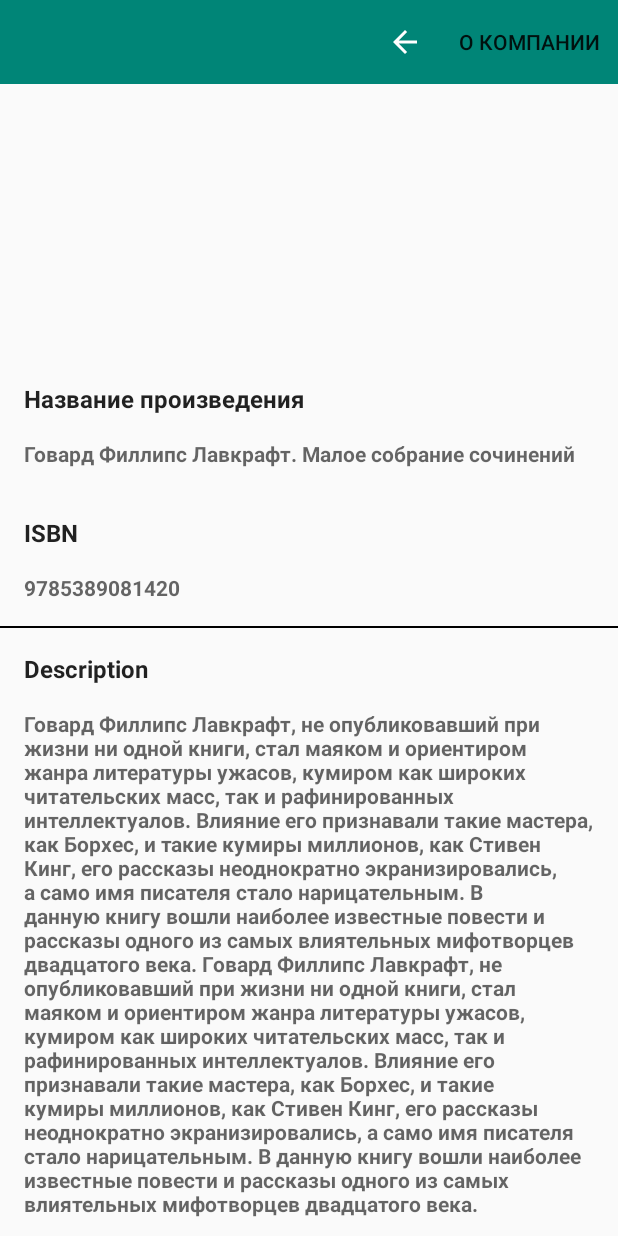
After one commit to CoderPants/IronWaterTestApp, an Android app: the ProductDescriptionFragment screen opened through its navigation route, on a phone screen of 412 x 824 dp. The commit adds this screen. Run offline under Robolectric (Android 15) with nearby library versions, the phone set to English and light mode, and no system bars; 2 statements that could not run were skipped.

Commit message:
Added navigation graph

```diff
--- a/app/src/main/java/com/ironwater/testapp/ui/activities/MainActivity.kt
+++ b/app/src/main/java/com/ironwater/testapp/ui/activities/MainActivity.kt
@@ -1,7 +1,9 @@
 package com.ironwater.testapp.ui.activities
 
 import android.os.Bundle
+import android.view.Menu
 import androidx.appcompat.app.AppCompatActivity
+import androidx.appcompat.widget.Toolbar
 import com.ironwater.testapp.R
 import com.ironwater.testapp.ui.fragments.ProductListFragment
 
@@ -11,12 +13,15 @@ class MainActivity : AppCompatActivity() {
         super.onCreate(savedInstanceState)
         setContentView(R.layout.activity_main)
 
-        redirectToFragment()
+        val toolbar : Toolbar = findViewById(R.id.main_toolbar)
+        toolbar.title = ""
+        setSupportActionBar(toolbar)
+        //redirectToFragment()
     }
-    private fun redirectToFragment() =
-        supportFragmentManager
-            .beginTransaction()
-            .replace(R.id.main_container, ProductListFragment())
-            .commit()
 
+    override fun onCreateOptionsMenu(menu: Menu?): Boolean {
+        //return super.onCreateOptionsMenu(menu)
+        menuInflater.inflate(R.menu.descriprion_menu, menu)
+        return true
+    }
 }
--- /dev/null
+++ b/app/src/main/java/com/ironwater/testapp/ui/fragments/ProductDescriptionFragment.kt
@@ -0,0 +1,33 @@
+package com.ironwater.testapp.ui.fragments
+
+import android.os.Bundle
+import android.util.Log
+import android.view.View
+import androidx.fragment.app.Fragment
+import androidx.lifecycle.Observer
+import androidx.lifecycle.ViewModelProvider
+import com.ironwater.testapp.R
+import com.ironwater.testapp.ui.activities.MainActivity
+import com.ironwater.testapp.utils.Constants
+import com.ironwater.testapp.viewmodel.MainViewModel
+
+class ProductDescriptionFragment : Fragment(R.layout.product_description_fragment) {
+
+    private lateinit var viewModel: MainViewModel
+
+    override fun onViewCreated(view: View, savedInstanceState: Bundle?) {
+        super.onViewCreated(view, savedInstanceState)
+
+        val id : Int? = arguments?.getInt("product")
+        Log.i(Constants.LOG_TAG, "Products in DESCRIPTION FRAGMENT : $id")
+
+        viewModel = ViewModelProvider(activity as MainActivity).get(MainViewModel::class.java)
+        //subscribeObservers()
+    }
+
+   /* private fun subscribeObservers() =
+        viewModel.getProducts().observe(viewLifecycleOwner, Observer { products ->
+
+            //Log.i(Constants.LOG_TAG, "Products in DESCRIPTION FRAGMENT : $products")
+        })*/
+}
--- a/app/src/main/java/com/ironwater/testapp/ui/fragments/ProductListFragment.kt
+++ b/app/src/main/java/com/ironwater/testapp/ui/fragments/ProductListFragment.kt
@@ -2,12 +2,13 @@ package com.ironwater.testapp.ui.fragments
 
 import android.os.Bundle
 import android.util.Log
-import android.view.LayoutInflater
-import android.view.View
-import android.view.ViewGroup
+import android.view.*
+import androidx.core.os.bundleOf
 import androidx.fragment.app.Fragment
 import androidx.lifecycle.Observer
 import androidx.lifecycle.ViewModelProvider
+import androidx.navigation.NavController
+import androidx.navigation.Navigation
 import androidx.recyclerview.widget.LinearLayoutManager
 import androidx.recyclerview.widget.RecyclerView
 import com.ironwater.testapp.R
@@ -24,8 +25,12 @@ class ProductListFragment : Fragment(R.layout.product_list_fragment) {
     private lateinit var viewModel : MainViewModel
     private val rvAdapter: ProductsAdapter = ProductsAdapter()
 
+    private lateinit var navController : NavController
+
     override fun onViewCreated(view: View, savedInstanceState: Bundle?) {
         super.onViewCreated(view, savedInstanceState)
+
+        navController = Navigation.findNavController(view)
 
         viewModel = ViewModelProvider(activity as MainActivity).get(MainViewModel::class.java)
 
@@ -33,12 +38,22 @@ class ProductListFragment : Fragment(R.layout.product_list_fragment) {
         subscribeObservers()
     }
 
-    private fun initRecyclerView() =
+    private fun initRecyclerView() {
+
+        rvAdapter.setCallBack(object : ProductsAdapter.RVCallBack{
+            override fun redirectToDescriptionFragment(productId: Int) {
+                val bundle = bundleOf("product" to productId)
+                navController
+                    .navigate(R.id.action_productListFragment_to_productDescriptionFragment, bundle)
+            }
+        })
+
         rv_for_products.apply {
             layoutManager = LinearLayoutManager(context)
             adapter = rvAdapter
             setHasFixedSize(true)
         }
+    }
 
 
     private fun subscribeObservers() =
@@ -59,4 +74,18 @@ class ProductListFragment : Fragment(R.layout.product_list_fragment) {
         val inputStream = resources.openRawResource(R.raw.products)
         viewModel.getDataFromFile(inputStream)
     }
+
+    override fun onOptionsItemSelected(item: MenuItem): Boolean =
+        when(item.itemId){
+        R.id.go_back_to_main -> {
+            activity!!.onBackPressed()
+            true
+        }
+        R.id.action_about_company -> {
+            Log.i(Constants.LOG_TAG, "About company")
+            false
+        }
+        else -> super.onOptionsItemSelected(item)
+    }
+
 }
--- a/app/src/main/java/com/ironwater/testapp/ui/rvadapters/ProductsAdapter.kt
+++ b/app/src/main/java/com/ironwater/testapp/ui/rvadapters/ProductsAdapter.kt
@@ -11,6 +11,7 @@ import kotlinx.android.synthetic.main.product_rv_element.view.*
 class ProductsAdapter : RecyclerView.Adapter<ProductsAdapter.ProductViewHolder>(){
 
     private val products : MutableList<Product> = ArrayList()
+    lateinit var callback : RVCallBack
 
     override fun onCreateViewHolder(parent: ViewGroup, viewType: Int): ProductViewHolder {
         val view = LayoutInflater
@@ -31,11 +32,23 @@ class ProductsAdapter : RecyclerView.Adapter<ProductsAdapter.ProductViewHolder>(
         notifyDataSetChanged()
     }
 
-    class ProductViewHolder (itemView: View) : RecyclerView.ViewHolder(itemView){
+    fun setCallBack(callback: RVCallBack){
+        this.callback = callback
+    }
+
+    inner class ProductViewHolder (itemView: View) : RecyclerView.ViewHolder(itemView){
 
         fun bind(product : Product){
             itemView.tv_for_product_id.text = product.id.toString()
             itemView.tv_for_product_name.text = product.title
+
+            itemView.setOnClickListener{
+                callback.redirectToDescriptionFragment(productId = product.id)
+            }
         }
     }
+
+    interface RVCallBack{
+        fun redirectToDescriptionFragment(productId : Int)
+    }
 }
--- /dev/null
+++ b/app/src/main/res/anim/fade_out.xml
@@ -0,0 +1,6 @@
+<set xmlns:android="http://schemas.android.com/apk/res/android">
+    <alpha
+        android:duration="@android:integer/config_mediumAnimTime"
+        android:fromAlpha="1.0"
+        android:toAlpha="0.0"/>
+</set>
--- a/app/src/main/res/layout/activity_main.xml
+++ b/app/src/main/res/layout/activity_main.xml
@@ -17,11 +17,24 @@
         app:layout_constraintStart_toStartOf="parent"
         app:layout_constraintEnd_toEndOf="parent"/>
 
-    <FrameLayout
+    <fragment
+        android:id="@+id/nav_host_fragment"
+        android:name="androidx.navigation.fragment.NavHostFragment"
+        android:layout_width="match_parent"
+        android:layout_height="wrap_content"
+        app:defaultNavHost="true"
+        app:navGraph = "@navigation/nav_graph"
+        app:layout_constraintEnd_toEndOf="parent"
+        app:layout_constraintStart_toStartOf="parent"
+        app:layout_constraintTop_toBottomOf="@+id/main_toolbar"
+        app:layout_constraintBottom_toBottomOf="parent"
+        />
+
+    <!--<FrameLayout
         android:id="@+id/main_container"
         android:layout_width="match_parent"
         android:layout_height="wrap_content"
         app:layout_constraintTop_toBottomOf="@+id/main_toolbar"
-        app:layout_constraintBottom_toBottomOf="parent"/>
+        app:layout_constraintBottom_toBottomOf="parent"/>-->
 
 </androidx.constraintlayout.widget.ConstraintLayout>
--- /dev/null
+++ b/app/src/main/res/layout/product_description_fragment.xml
@@ -0,0 +1,108 @@
+<?xml version="1.0" encoding="utf-8"?>
+<ScrollView
+    xmlns:android="http://schemas.android.com/apk/res/android"
+    xmlns:app="http://schemas.android.com/apk/res-auto"
+    android:layout_width="match_parent"
+    android:layout_height="match_parent"
+    android:layout_marginBottom="@dimen/rv_element_margin">
+
+    <androidx.constraintlayout.widget.ConstraintLayout
+        android:layout_width="match_parent"
+        android:layout_height="wrap_content">
+
+        <ImageView
+            android:id="@+id/iv_for_product_image"
+            android:layout_width="150dp"
+            android:layout_height="210dp"
+            app:layout_constraintEnd_toEndOf="parent"
+            app:layout_constraintStart_toStartOf="parent"
+            app:layout_constraintTop_toTopOf="parent" />
+
+        <TextView
+            android:id="@+id/description_fragment_tv_product_name"
+            android:layout_width="match_parent"
+            android:layout_height="wrap_content"
+            android:maxLines="2"
+            android:text="@string/product_name"
+            android:paddingTop="@dimen/rv_element_padding"
+            android:paddingStart="@dimen/rv_element_padding"
+            android:paddingEnd="@dimen/rv_element_padding"
+            android:textAppearance="@style/TextPrimary"
+            app:layout_constraintEnd_toEndOf="parent"
+            app:layout_constraintStart_toStartOf="parent"
+            app:layout_constraintTop_toBottomOf="@+id/iv_for_product_image" />
+
+        <TextView
+            android:id="@+id/description_fragment_tv_for_product_name"
+            android:layout_width="match_parent"
+            android:layout_height="wrap_content"
+            android:maxLines="2"
+            android:text="Говард Филлипс Лавкрафт. Малое собрание сочинений"
+            android:padding="@dimen/rv_element_padding"
+            android:textAppearance="@style/TextSecondary"
+            app:layout_constraintEnd_toEndOf="parent"
+            app:layout_constraintStart_toStartOf="parent"
+            app:layout_constraintTop_toBottomOf="@+id/description_fragment_tv_product_name" />
+
+        <TextView
+            android:id="@+id/description_fragment_tv_product_id"
+            android:layout_width="match_parent"
+            android:layout_height="wrap_content"
+            android:text="@string/product_id"
+            android:paddingTop="@dimen/rv_element_padding"
+            android:paddingStart="@dimen/rv_element_padding"
+            android:paddingEnd="@dimen/rv_element_padding"
+            android:textAppearance="@style/TextPrimary"
+            app:layout_constraintEnd_toEndOf="parent"
+            app:layout_constraintStart_toStartOf="parent"
+            app:layout_constraintTop_toBottomOf="@+id/description_fragment_tv_for_product_name" />
+
+        <TextView
+            android:id="@+id/description_fragment_tv_for_product_id"
+            android:layout_width="match_parent"
+            android:layout_height="wrap_content"
+            android:padding="@dimen/rv_element_padding"
+            android:text="9785389081420"
+            android:textAppearance="@style/TextSecondary"
+            app:layout_constraintEnd_toEndOf="parent"
+            app:layout_constraintStart_toStartOf="parent"
+            app:layout_constraintTop_toBottomOf="@+id/description_fragment_tv_product_id" />
+
+
+        <View
+            android:id="@+id/activity_launch_details_top_container_border"
+            android:layout_width="match_parent"
+            android:layout_height="1dp"
+            android:layout_gravity="bottom"
+            android:background="#000"
+            app:layout_constraintRight_toRightOf="parent"
+            app:layout_constraintStart_toStartOf="parent"
+            app:layout_constraintTop_toBottomOf="@+id/description_fragment_tv_for_product_id" />
+
+        <TextView
+            android:id="@+id/description_fragment_tv_product_description"
+            android:layout_width="match_parent"
+            android:layout_height="wrap_content"
+            android:text="@string/description"
+            android:paddingTop="@dimen/rv_element_padding"
+            android:paddingStart="@dimen/rv_element_padding"
+            android:paddingEnd="@dimen/rv_element_padding"
+            android:textAppearance="@style/TextPrimary"
+            app:layout_constraintEnd_toEndOf="parent"
+            app:layout_constraintStart_toStartOf="parent"
+            app:layout_constraintTop_toBottomOf="@+id/activity_launch_details_top_container_border" />
+
+        <TextView
+            android:id="@+id/description_fragment_tv_for_product_description"
+            android:layout_width="match_parent"
+            android:layout_height="wrap_content"
+            android:padding="@dimen/rv_element_padding"
+            android:text="Говард Филлипс Лавкрафт, не опубликовавший при жизни ни одной книги, стал маяком и ориентиром жанра литературы ужасов, кумиром как широких читательских масс, так и рафинированных интеллектуалов. Влияние его признавали такие мастера, как Борхес, и такие кумиры миллионов, как Стивен Кинг, его рассказы неоднократно экранизировались, а само имя писателя стало нарицательным. В данную книгу вошли наиболее известные повести и рассказы одного из самых влиятельных мифотворцев двадцатого века.
+Говард Филлипс Лавкрафт, не опубликовавший при жизни ни одной книги, стал маяком и ориентиром жанра литературы ужасов, кумиром как широких читательских масс, так и рафинированных интеллектуалов. Влияние его признавали такие мастера, как Борхес, и такие кумиры миллионов, как Стивен Кинг, его рассказы неоднократно экранизировались, а само имя писателя стало нарицательным. В данную книгу вошли наиболее известные повести и рассказы одного из самых влиятельных мифотворцев двадцатого века."
+            android:textAppearance="@style/TextSecondary"
+            app:layout_constraintEnd_toEndOf="parent"
+            app:layout_constraintStart_toStartOf="parent"
+            app:layout_constraintTop_toBottomOf="@+id/description_fragment_tv_product_description" />
+
+    </androidx.constraintlayout.widget.ConstraintLayout>
+</ScrollView>
--- /dev/null
+++ b/app/src/main/res/navigation/nav_graph.xml
@@ -0,0 +1,49 @@
+<?xml version="1.0" encoding="utf-8"?>
+<navigation
+    xmlns:android="http://schemas.android.com/apk/res/android"
+    xmlns:app="http://schemas.android.com/apk/res-auto"
+    xmlns:tools="http://schemas.android.com/tools"
+    android:id="@+id/nav_graph"
+    app:startDestination="@id/productListFragment">
+
+    <fragment
+        android:id="@+id/productListFragment"
+        android:name="com.ironwater.testapp.ui.fragments.ProductListFragment"
+        android:label="ProductListFragment" >
+        <action
+            android:id="@+id/action_productListFragment_to_productDescriptionFragment"
+            app:destination="@id/productDescriptionFragment"
+            app:popEnterAnim="@anim/slide_in_left"
+            app:popExitAnim="@anim/slide_out_right"
+            app:enterAnim="@anim/slide_in_right"
+            app:exitAnim="@anim/slide_out_left"/>
+    </fragment>
+
+    <fragment
+        android:id="@+id/productDescriptionFragment"
+        android:name="com.ironwater.testapp.ui.fragments.ProductDescriptionFragment"
+        android:label="ProductDescriptionFragment" >
+
+        <argument android:name="product"
+            android:defaultValue="0"
+            app:argType="integer"/>
+
+        <action
+            android:id="@+id/action_productDescriptionFragment_to_productCompanyFragment"
+            app:destination="@id/productCompanyFragment"
+            app:popEnterAnim="@anim/slide_in_left"
+            app:popExitAnim="@anim/slide_out_right"
+            app:enterAnim="@anim/slide_in_right"
+            app:exitAnim="@anim/slide_out_left"/>
+    </fragment>
+
+    <fragment
+        android:id="@+id/productCompanyFragment"
+        android:name="com.ironwater.testapp.ui.fragments.ProductCompanyFragment"
+        android:label="ProductCompanyFragment">
+
+        <argument android:name="description"
+            android:defaultValue="None"/>
+
+    </fragment>
+</navigation>
--- a/app/src/main/res/values/strings.xml
+++ b/app/src/main/res/values/strings.xml
@@ -4,4 +4,7 @@
     <string name="about_company">О компании</string>
     <string name="product_name">Название произведения</string>
     <string name="product_id">ISBN</string>
+    <string name="description">Description</string>
+    <string name="company_link">Link:</string>
+
 </resources>
--- a/app/src/main/res/values/styles.xml
+++ b/app/src/main/res/values/styles.xml
@@ -22,4 +22,10 @@
         <item name="android:textStyle">bold</item>
     </style>
 
+    <style name="TextLinks">
+        <item name="android:textSize">14sp</item>
+        <item name="android:textColor">@color/textPrimaryColor</item>
+        <item name="android:textAlignment">textStart</item>
+    </style>
+
 </resources>
```
Also changed, not shown: app/build.gradle (+15 -1 lines), app/src/main/java/com/ironwater/testapp/ui/fragments/ProductCompanyFragment.kt (added, +30 -0 lines), app/src/main/res/anim/fade_in.xml (added, +7 -0 lines), app/src/main/res/anim/slide_in_left.xml (added, +7 -0 lines), app/src/main/res/anim/slide_in_right.xml (added, +7 -0 lines), app/src/main/res/anim/slide_out_left.xml (added, +7 -0 lines), app/src/main/res/anim/slide_out_right.xml (added, +7 -0 lines), app/src/main/res/layout/porduct_description_fragment.xml (deleted, +0 -90 lines), app/src/main/res/layout/product_company_fragment.xml (added, +64 -0 lines).
